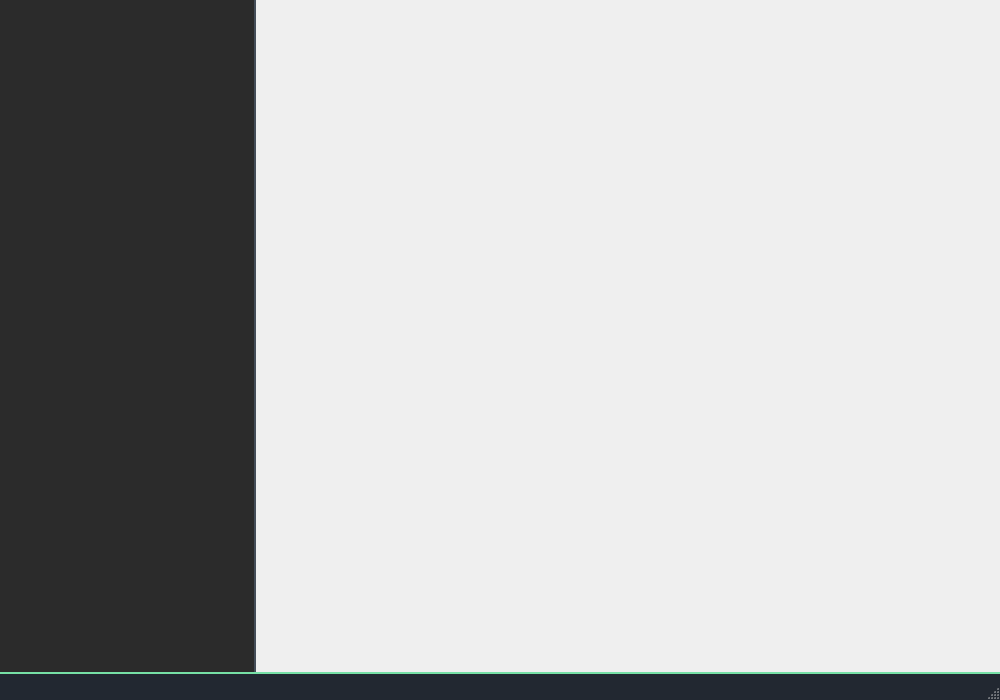
First picture: the form in forms/mainwindow.ui, repository minnesangg/Cerberus, before the edit.
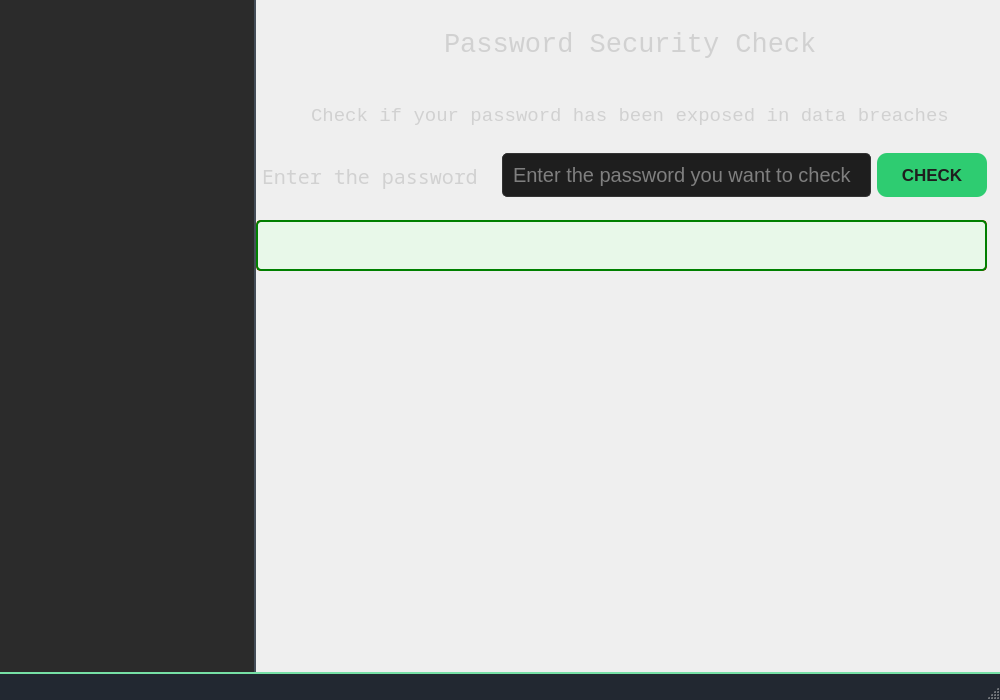
Second picture: the form after the edit. The open tabs and pages were chosen to show the change. Icons and pictures are not drawn.

Commit message: added HaveIBeenPwned API!

What changed in the file:
```diff
--- a/forms/mainwindow.ui
+++ b/forms/mainwindow.ui
@@ -1083,14 +1083,248 @@
        <layout class="QGridLayout" name="gridLayout"/>
       </widget>
       <widget class="QWidget" name="checkPage">
-       <layout class="QVBoxLayout" name="verticalLayout_4">
+       <widget class="QWidget" name="verticalLayoutWidget_3">
+        <property name="geometry">
+         <rect>
+          <x>180</x>
+          <y>10</y>
+          <width>391</width>
+          <height>80</height>
+         </rect>
+        </property>
+        <layout class="QVBoxLayout" name="passCheckLayout">
+         <item>
+          <widget class="QLabel" name="passCheckLabel">
+           <property name="font">
+            <font>
+             <family>Monospace</family>
+             <pointsize>20</pointsize>
+            </font>
+           </property>
+           <property name="styleSheet">
+            <string notr="true">QLabel {
+    color: #d1d1d1; 
+    margin-bottom: 10px; 
+}</string>
+           </property>
+           <property name="text">
+            <string>Password Security Check</string>
+           </property>
+          </widget>
+         </item>
+        </layout>
+       </widget>
+       <widget class="QWidget" name="horizontalLayoutWidget">
+        <property name="geometry">
+         <rect>
+          <x>0</x>
+          <y>140</y>
+          <width>731</width>
+          <height>71</height>
+         </rect>
+        </property>
+        <layout class="QHBoxLayout" name="checkLayout">
+         <property name="spacing">
+          <number>6</number>
+         </property>
         <property name="leftMargin">
-         <number>100</number>
-        </property>
+          <number>0</number>
+         </property>
+         <property name="rightMargin">
+          <number>0</number>
+         </property>
+         <item>
+          <layout class="QHBoxLayout" name="inputCheckLayout">
+           <item>
+            <layout class="QVBoxLayout" name="enterPassCheckLabel">
         <property name="topMargin">
-         <number>100</number>
-        </property>
-       </layout>
+              <number>10</number>
+             </property>
+             <item>
+              <widget class="QLabel" name="passCheckLabel_2">
+               <property name="font">
+                <font>
+                 <family>Noto Sans Mono</family>
+                 <pointsize>15</pointsize>
+                 <bold>false</bold>
+                </font>
+               </property>
+               <property name="styleSheet">
+                <string notr="true">QLabel {
+    color: #d1d1d1; 
+    margin-bottom: 10px; 
+}</string>
+               </property>
+               <property name="text">
+                <string>Enter the password </string>
+               </property>
+              </widget>
+             </item>
+            </layout>
+           </item>
+           <item>
+            <widget class="QLineEdit" name="checkPassLine">
+             <property name="font">
+              <font>
+               <family>Cantarell</family>
+               <pointsize>15</pointsize>
+              </font>
+             </property>
+             <property name="styleSheet">
+              <string notr="true">QLineEdit {
+    background-color: #1E1E1E;
+    border: 1px solid #333;
+    padding: 8px;
+    border-radius: 5px;
+    color: #E0E0E0;
+}
+</string>
+             </property>
+             <property name="placeholderText">
+              <string>Enter the password you want to check</string>
+             </property>
+            </widget>
+           </item>
+           <item>
+            <widget class="QPushButton" name="apiButton">
+             <property name="font">
+              <font>
+               <family>Cantarell</family>
+               <pointsize>13</pointsize>
+               <bold>true</bold>
+              </font>
+             </property>
+             <property name="cursor">
+              <cursorShape>PointingHandCursor</cursorShape>
+             </property>
+             <property name="styleSheet">
+              <string notr="true">QPushButton {
+    background-color: #2ECC71;
+    color: #1e1e1e; 
+    font-weight: bold;
+    border: none;
+    padding: 12px 24px;
+    border-radius: 10px;
+    min-width: 10px;
+    min-height: 5px; 
+    box-shadow: 0 4px 8px rgba(0, 0, 0, 0.1);
+    transition: background-color 0.3s, box-shadow 0.3s;
+}
+
+QPushButton:hover {
+    background-color: #5bbd88;
+    box-shadow: 0 6px 12px rgba(0, 0, 0, 0.2);
+}
+
+QPushButton:pressed {
+    background-color: #4aa97a;
+    box-shadow: none;
+}
+
+</string>
+             </property>
+             <property name="text">
+              <string>CHECK</string>
+             </property>
+            </widget>
+           </item>
+          </layout>
+         </item>
+        </layout>
+       </widget>
+       <widget class="QLabel" name="positiveMessageLabel">
+        <property name="geometry">
+         <rect>
+          <x>0</x>
+          <y>220</y>
+          <width>731</width>
+          <height>51</height>
+         </rect>
+        </property>
+        <property name="font">
+         <font>
+          <family>Monospace</family>
+          <pointsize>-1</pointsize>
+          <bold>false</bold>
+         </font>
+        </property>
+        <property name="styleSheet">
+         <string notr="true">QLabel{
+    font-size: 18px;
+    font-weight: none;
+    color: green;
+    background-color: #e8f8e9;
+    padding: 10px;
+    border-radius: 5px;
+    border: 2px solid green;
+}</string>
+        </property>
+        <property name="text">
+         <string/>
+        </property>
+       </widget>
+       <widget class="QLabel" name="negativeMessageLabel">
+        <property name="geometry">
+         <rect>
+          <x>0</x>
+          <y>220</y>
+          <width>731</width>
+          <height>51</height>
+         </rect>
+        </property>
+        <property name="font">
+         <font>
+          <family>Monospace</family>
+          <pointsize>-1</pointsize>
+          <bold>false</bold>
+         </font>
+        </property>
+        <property name="styleSheet">
+         <string notr="true">QLabel{
+    font-size: 16px;
+    font-weight: none;
+    color: red;
+    background-color: #f8e8e8;
+    padding: 10px;
+    border-radius: 5px;
+    border: 2px solid red;
+}</string>
+        </property>
+        <property name="text">
+         <string/>
+        </property>
+       </widget>
+       <widget class="QLabel" name="infoLabel">
+        <property name="geometry">
+         <rect>
+          <x>50</x>
+          <y>100</y>
+          <width>661</width>
+          <height>41</height>
+         </rect>
+        </property>
+        <property name="font">
+         <font>
+          <family>Monospace</family>
+          <pointsize>14</pointsize>
+          <bold>false</bold>
+         </font>
+        </property>
+        <property name="styleSheet">
+         <string notr="true">QLabel {
+    color: #d1d1d1; 
+    margin-bottom: 10px; 
+}</string>
+        </property>
+        <property name="text">
+         <string>Check if your password has been exposed in data breaches</string>
+        </property>
+       </widget>
+       <zorder>verticalLayoutWidget_3</zorder>
+       <zorder>horizontalLayoutWidget</zorder>
+       <zorder>negativeMessageLabel</zorder>
+       <zorder>positiveMessageLabel</zorder>
+       <zorder>infoLabel</zorder>
       </widget>
       <widget class="QWidget" name="settingsPage">
        <layout class="QFormLayout" name="formLayout_2"/>
```
Left out of the diff: 217 changed lines with no effect on the pictures. Lines whose indentation alone changed are shown as unchanged. The commit also changes 225 other files.
